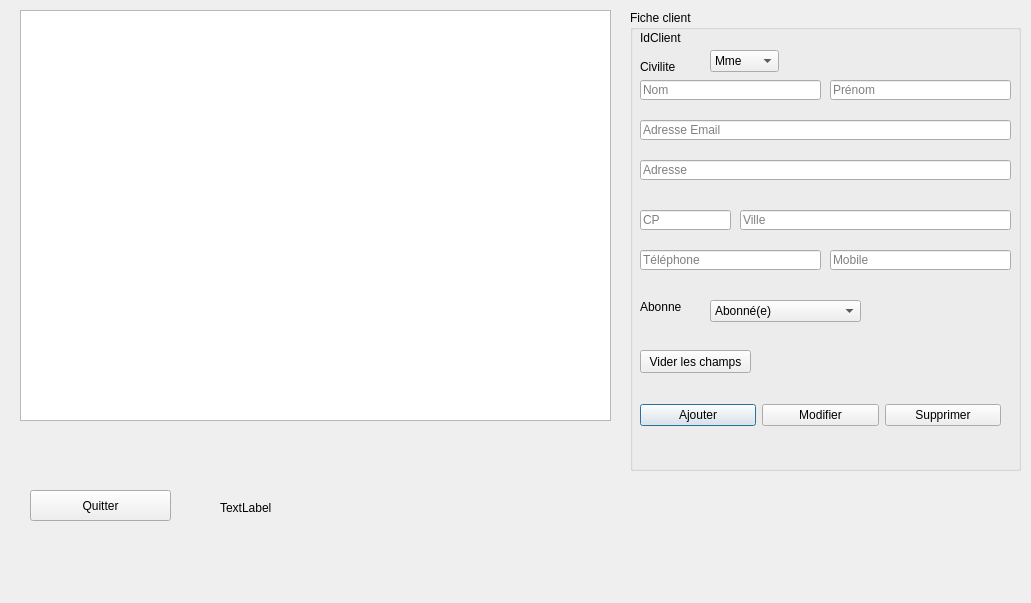
This is FestiClicC/clients.ui in FestiClic/FestiClic3 as Qt 5 draws it before an edit. The edited form follows.
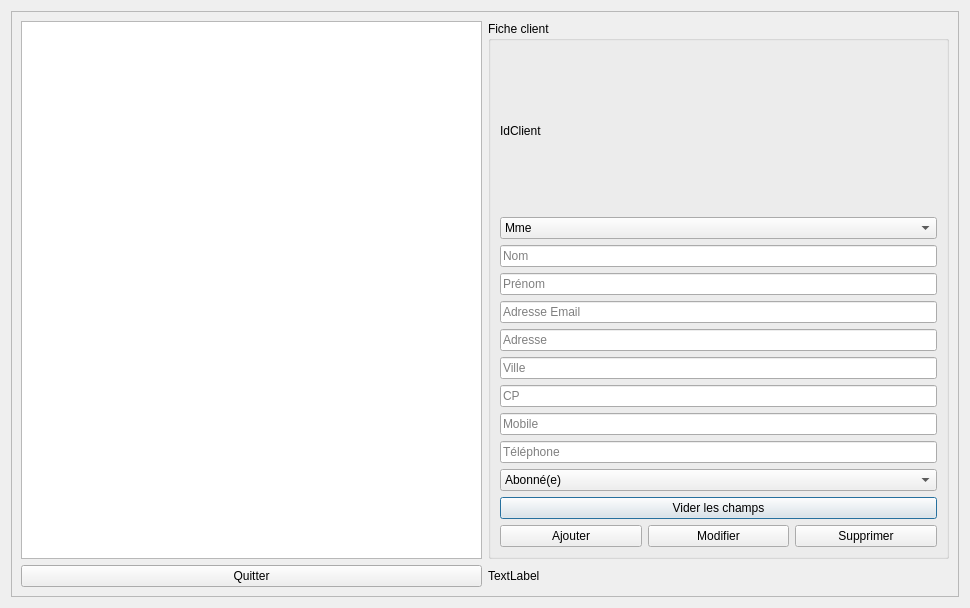
This is the edited form.

```diff
--- a/FestiClicC/clients.ui
+++ b/FestiClicC/clients.ui
@@ -6,253 +6,121 @@
    <rect>
     <x>0</x>
     <y>0</y>
-    <width>1031</width>
-    <height>603</height>
+    <width>970</width>
+    <height>608</height>
    </rect>
   </property>
   <property name="windowTitle">
    <string>Dialog</string>
   </property>
-  <widget class="QTableView" name="cltTabV">
+  <layout class="QVBoxLayout" name="verticalLayout_4">
+   <item>
+    <widget class="QScrollArea" name="scrollArea">
+     <property name="widgetResizable">
+      <bool>true</bool>
+     </property>
+     <widget class="QWidget" name="scrollAreaWidgetContents_5">
    <property name="geometry">
     <rect>
-     <x>20</x>
-     <y>10</y>
-     <width>591</width>
-     <height>411</height>
-    </rect>
-   </property>
-  </widget>
+        <x>0</x>
+        <y>0</y>
+        <width>950</width>
+        <height>588</height>
+       </rect>
+      </property>
+      <layout class="QVBoxLayout" name="verticalLayout_3">
+       <item>
+        <layout class="QVBoxLayout" name="verticalLayout_2">
+         <item>
+          <layout class="QHBoxLayout" name="horizontalLayout_2">
+           <item>
+            <widget class="QTableView" name="cltTabV"/>
+           </item>
+           <item>
   <widget class="QGroupBox" name="groupBox">
-   <property name="geometry">
-    <rect>
-     <x>630</x>
-     <y>10</y>
-     <width>391</width>
-     <height>461</height>
-    </rect>
-   </property>
    <property name="title">
     <string>Fiche client</string>
    </property>
-   <widget class="QLineEdit" name="cltTxtEmail">
-    <property name="geometry">
-     <rect>
-      <x>10</x>
-      <y>110</y>
-      <width>371</width>
-      <height>20</height>
-     </rect>
-    </property>
-    <property name="placeholderText">
-     <string>Adresse Email</string>
-    </property>
-   </widget>
-   <widget class="QLineEdit" name="cltTxtPrenom">
-    <property name="geometry">
-     <rect>
-      <x>200</x>
-      <y>70</y>
-      <width>181</width>
-      <height>20</height>
-     </rect>
-    </property>
-    <property name="placeholderText">
-     <string>Prénom</string>
-    </property>
-   </widget>
+             <layout class="QVBoxLayout" name="verticalLayout">
+              <item>
+               <widget class="QLabel" name="cltLabelIdClient">
+                <property name="text">
+                 <string>IdClient</string>
+                </property>
+               </widget>
+              </item>
+              <item>
+               <widget class="QComboBox" name="cltCBoxCivilite">
+                <item>
+                 <property name="text">
+                  <string>Mme</string>
+                 </property>
+                </item>
+                <item>
+                 <property name="text">
+                  <string>Mr</string>
+                 </property>
+                </item>
+               </widget>
+              </item>
+              <item>
    <widget class="QLineEdit" name="cltTxtNom">
-    <property name="geometry">
-     <rect>
-      <x>10</x>
-      <y>70</y>
-      <width>181</width>
-      <height>20</height>
-     </rect>
-    </property>
     <property name="placeholderText">
      <string>Nom</string>
     </property>
    </widget>
-   <widget class="QWidget" name="horizontalLayoutWidget">
-    <property name="geometry">
-     <rect>
-      <x>10</x>
-      <y>370</y>
-      <width>361</width>
-      <height>71</height>
-     </rect>
-    </property>
-    <layout class="QHBoxLayout" name="horizontalLayout">
-     <item>
-      <widget class="QPushButton" name="cltBtnAjouter">
-       <property name="text">
-        <string>Ajouter</string>
-       </property>
-      </widget>
      </item>
      <item>
-      <widget class="QPushButton" name="cltBtnModifier">
-       <property name="text">
-        <string>Modifier</string>
+               <widget class="QLineEdit" name="cltTxtPrenom">
+                <property name="placeholderText">
+                 <string>Prénom</string>
        </property>
       </widget>
      </item>
      <item>
-      <widget class="QPushButton" name="cltBtnSupprimer">
-       <property name="text">
-        <string>Supprimer</string>
-       </property>
-      </widget>
-     </item>
-    </layout>
-   </widget>
-   <widget class="QLineEdit" name="cltTxtTel">
-    <property name="geometry">
-     <rect>
-      <x>10</x>
-      <y>240</y>
-      <width>181</width>
-      <height>20</height>
-     </rect>
-    </property>
+               <widget class="QLineEdit" name="cltTxtEmail">
     <property name="placeholderText">
-     <string>Téléphone</string>
-    </property>
-   </widget>
-   <widget class="QLineEdit" name="cltTxtMob">
-    <property name="geometry">
-     <rect>
-      <x>200</x>
-      <y>240</y>
-      <width>181</width>
-      <height>20</height>
-     </rect>
-    </property>
-    <property name="placeholderText">
-     <string>Mobile</string>
-    </property>
-   </widget>
+                 <string>Adresse Email</string>
+                </property>
+               </widget>
+              </item>
+              <item>
    <widget class="QLineEdit" name="cltTxtAdresse">
-    <property name="geometry">
-     <rect>
-      <x>10</x>
-      <y>150</y>
-      <width>371</width>
-      <height>20</height>
-     </rect>
-    </property>
     <property name="placeholderText">
      <string>Adresse</string>
     </property>
    </widget>
-   <widget class="QLineEdit" name="cltTxtCp">
-    <property name="geometry">
-     <rect>
-      <x>10</x>
-      <y>200</y>
-      <width>91</width>
-      <height>20</height>
-     </rect>
-    </property>
-    <property name="placeholderText">
-     <string>CP</string>
-    </property>
-   </widget>
+              </item>
+              <item>
    <widget class="QLineEdit" name="cltTxtVille">
-    <property name="geometry">
-     <rect>
-      <x>110</x>
-      <y>200</y>
-      <width>271</width>
-      <height>20</height>
-     </rect>
-    </property>
     <property name="placeholderText">
      <string>Ville</string>
     </property>
    </widget>
-   <widget class="QLabel" name="cltLabelIdClient">
-    <property name="geometry">
-     <rect>
-      <x>10</x>
-      <y>20</y>
-      <width>41</width>
-      <height>16</height>
-     </rect>
-    </property>
-    <property name="text">
-     <string>IdClient</string>
-    </property>
-   </widget>
-   <widget class="QPushButton" name="cltBtnViderChamps">
-    <property name="geometry">
-     <rect>
-      <x>10</x>
-      <y>340</y>
-      <width>111</width>
-      <height>23</height>
-     </rect>
-    </property>
-    <property name="text">
-     <string>Vider les champs</string>
-    </property>
-   </widget>
-   <widget class="QLabel" name="cltLabelCivilite">
-    <property name="geometry">
-     <rect>
-      <x>10</x>
-      <y>50</y>
-      <width>47</width>
-      <height>13</height>
-     </rect>
-    </property>
-    <property name="text">
-     <string>Civilite</string>
-    </property>
-   </widget>
-   <widget class="QComboBox" name="cltCBoxCivilite">
-    <property name="geometry">
-     <rect>
-      <x>80</x>
-      <y>40</y>
-      <width>69</width>
-      <height>22</height>
-     </rect>
-    </property>
+              </item>
+              <item>
+               <widget class="QLineEdit" name="cltTxtCp">
+                <property name="placeholderText">
+                 <string>CP</string>
+                </property>
+               </widget>
+              </item>
     <item>
-     <property name="text">
-      <string>Mme</string>
-     </property>
+               <widget class="QLineEdit" name="cltTxtMob">
+                <property name="placeholderText">
+                 <string>Mobile</string>
+                </property>
+               </widget>
     </item>
     <item>
-     <property name="text">
-      <string>Mr</string>
-     </property>
-    </item>
-   </widget>
-   <widget class="QLabel" name="cltLabelAbonne">
-    <property name="geometry">
-     <rect>
-      <x>10</x>
-      <y>290</y>
-      <width>47</width>
-      <height>13</height>
-     </rect>
-    </property>
-    <property name="text">
-     <string>Abonne</string>
-    </property>
-   </widget>
+               <widget class="QLineEdit" name="cltTxtTel">
+                <property name="placeholderText">
+                 <string>Téléphone</string>
+                </property>
+               </widget>
+              </item>
+              <item>
    <widget class="QComboBox" name="cltCBoxAbonne">
-    <property name="geometry">
-     <rect>
-      <x>80</x>
-      <y>290</y>
-      <width>151</width>
-      <height>22</height>
-     </rect>
-    </property>
     <item>
      <property name="text">
       <string>Abonné(e)</string>
@@ -264,33 +132,69 @@
      </property>
     </item>
    </widget>
-  </widget>
+              </item>
+              <item>
+               <widget class="QPushButton" name="cltBtnViderChamps">
+                <property name="text">
+                 <string>Vider les champs</string>
+                </property>
+               </widget>
+              </item>
+              <item>
+               <layout class="QHBoxLayout" name="horizontalLayout">
+                <item>
+                 <widget class="QPushButton" name="cltBtnAjouter">
+                  <property name="text">
+                   <string>Ajouter</string>
+                  </property>
+                 </widget>
+                </item>
+                <item>
+                 <widget class="QPushButton" name="cltBtnModifier">
+                  <property name="text">
+                   <string>Modifier</string>
+                  </property>
+                 </widget>
+                </item>
+                <item>
+                 <widget class="QPushButton" name="cltBtnSupprimer">
+                  <property name="text">
+                   <string>Supprimer</string>
+                  </property>
+                 </widget>
+                </item>
+               </layout>
+              </item>
+             </layout>
+            </widget>
+           </item>
+          </layout>
+         </item>
+         <item>
+          <layout class="QHBoxLayout" name="horizontalLayout_3">
+           <item>
   <widget class="QPushButton" name="cltBtnQuitter">
-   <property name="geometry">
-    <rect>
-     <x>30</x>
-     <y>490</y>
-     <width>141</width>
-     <height>31</height>
-    </rect>
-   </property>
    <property name="text">
     <string>Quitter</string>
    </property>
   </widget>
+           </item>
+           <item>
   <widget class="QLabel" name="cLabelAlerte">
-   <property name="geometry">
-    <rect>
-     <x>220</x>
-     <y>500</y>
-     <width>681</width>
-     <height>16</height>
-    </rect>
-   </property>
    <property name="text">
     <string>TextLabel</string>
    </property>
   </widget>
+           </item>
+          </layout>
+         </item>
+        </layout>
+       </item>
+      </layout>
+     </widget>
+    </widget>
+   </item>
+  </layout>
  </widget>
  <tabstops>
   <tabstop>cltCBoxCivilite</tabstop>
```
Lines whose indentation alone changed are shown as unchanged.
